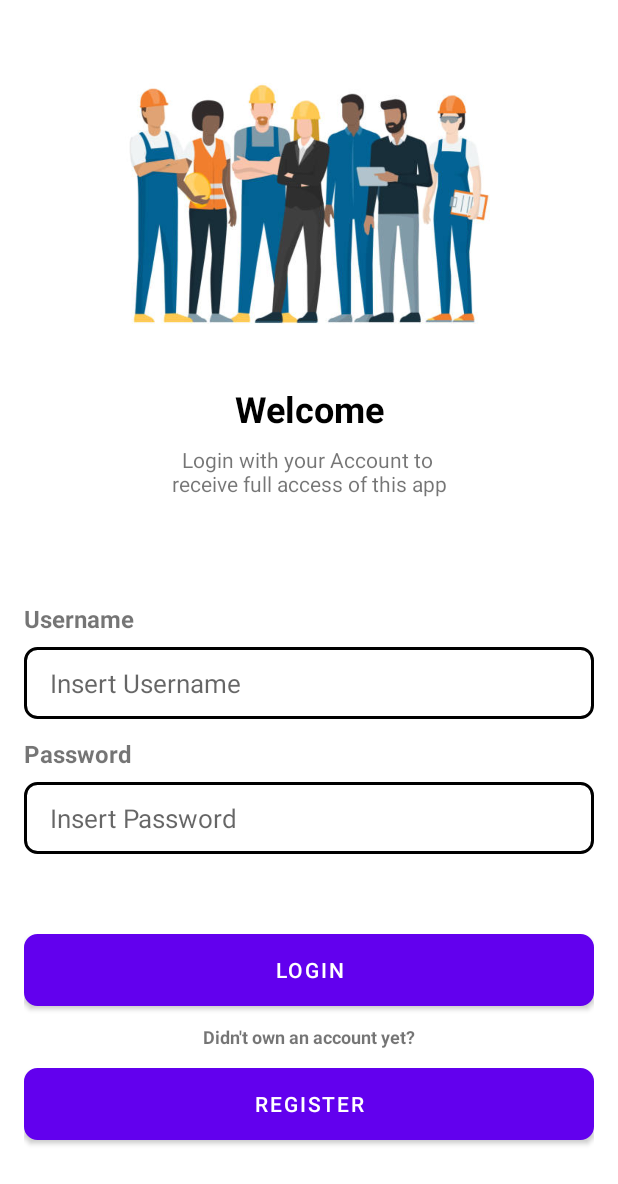
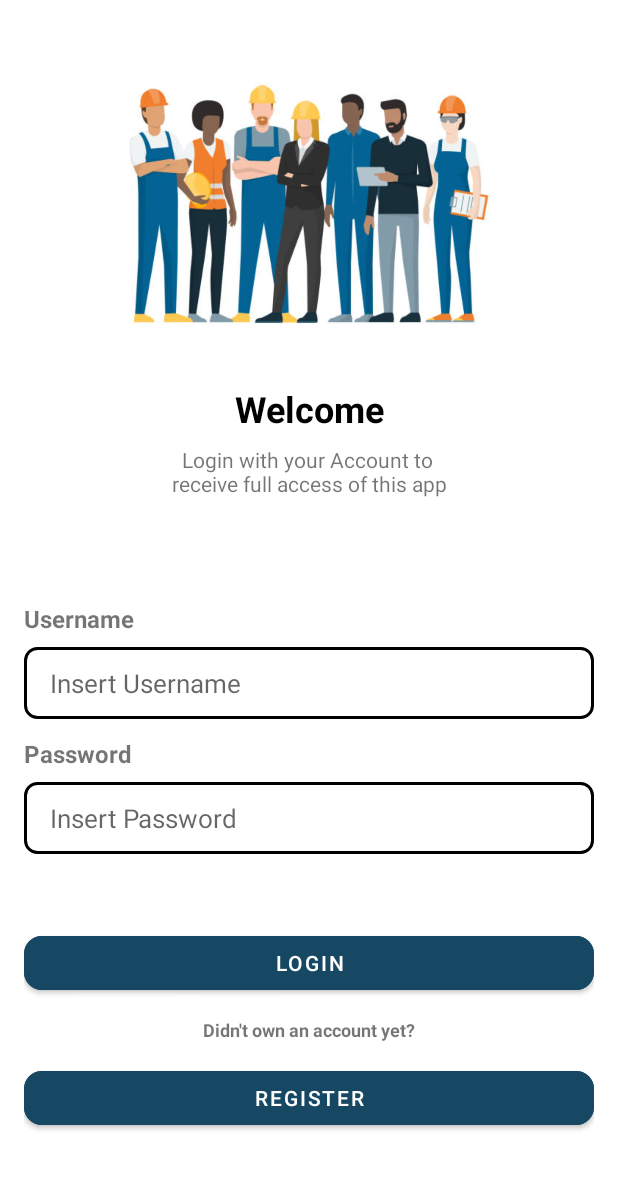
Before and after one commit to CarvalCapstoneTeam/MD-Carval, an Android app: the LoginActivity screen opened directly, with no data from a screen before it, on a phone screen of 412 x 824 dp. Shown: the top 1184 px of the screen. Run offline under Robolectric (Android 15) with nearby library versions, the light colour scheme and no system bars.

Commit message:
UI Update

```diff
--- a/app/src/main/res/drawable/corner_radius.xml
+++ b/app/src/main/res/drawable/corner_radius.xml
@@ -1,5 +1,4 @@
 <?xml version="1.0" encoding="utf-8"?>
 <shape xmlns:android="http://schemas.android.com/apk/res/android">
-    <solid android:color="#DDF2FD" /> <!-- Background color -->
     <corners android:radius="12dp" /> <!-- Adjust the corner radius as needed -->
 </shape>
--- a/app/src/main/res/layout/activity_login.xml
+++ b/app/src/main/res/layout/activity_login.xml
@@ -99,20 +99,22 @@
         android:paddingStart="17dp"
         android:paddingEnd="17dp"/>
 
-    <Button
+    <com.google.android.material.button.MaterialButton
         android:id="@+id/login_Button"
-        android:enabled="true"
         android:layout_width="match_parent"
-        android:layout_height="wrap_content"
+        android:layout_height="48dp"
         android:layout_gravity="start"
         android:layout_marginTop="16dp"
         android:layout_marginBottom="100dp"
-        android:background="@drawable/border_radius"
+        app:cornerRadius="12dp"
+        android:backgroundTint="#164863"
+        android:enabled="true"
         android:text="Login"
         app:layout_constraintBottom_toBottomOf="parent"
         app:layout_constraintEnd_toEndOf="parent"
         app:layout_constraintStart_toStartOf="parent"
-        app:layout_constraintTop_toBottomOf="@+id/password" />
+        app:layout_constraintTop_toBottomOf="@+id/password"
+        app:layout_constraintVertical_bias="0.441" />
 
     <TextView
         android:id="@+id/et_Reminder"
@@ -127,15 +129,16 @@
         app:layout_constraintTop_toBottomOf="@id/login_Button"
         android:gravity="center"/>
 
-    <Button
+    <com.google.android.material.button.MaterialButton
         android:id="@+id/register"
         android:enabled="true"
         android:layout_width="match_parent"
-        android:layout_height="wrap_content"
+        android:layout_height="48dp"
         android:layout_gravity="start"
         android:layout_marginTop="16dp"
         android:layout_marginBottom="64dp"
-        android:background="@drawable/border_radius"
+        android:backgroundTint="#164863"
+        app:cornerRadius="12dp"
         android:text="Register"
         app:layout_constraintBottom_toBottomOf="parent"
         app:layout_constraintEnd_toEndOf="parent"
--- a/app/src/main/res/layout/list_item_article.xml
+++ b/app/src/main/res/layout/list_item_article.xml
@@ -11,7 +11,8 @@
         android:layout_height="wrap_content"
         android:orientation="vertical"
         android:padding="6dp"
-        android:background="@drawable/corner_radius">
+        android:background="@drawable/corner_radius"
+        android:backgroundTint="#DDF2FD">
 
         <TextView
             android:id="@+id/tv_Title"
```
Also changed, not shown: app/src/main/res/layout/activity_register.xml (+4 -3 lines).
